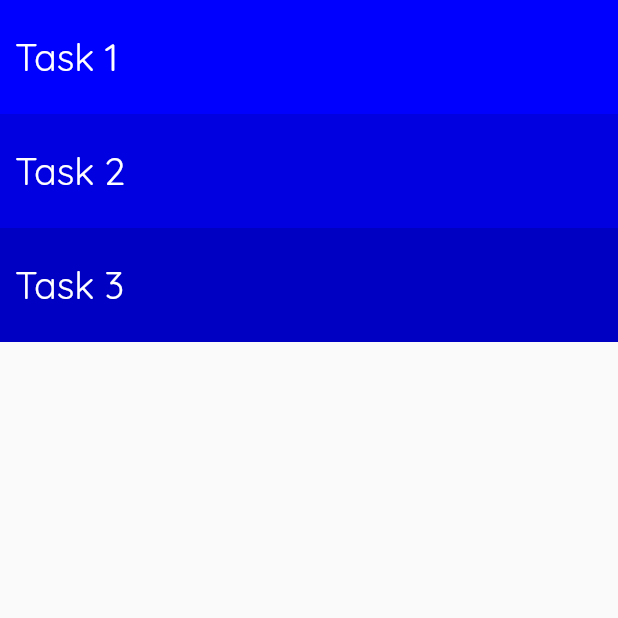
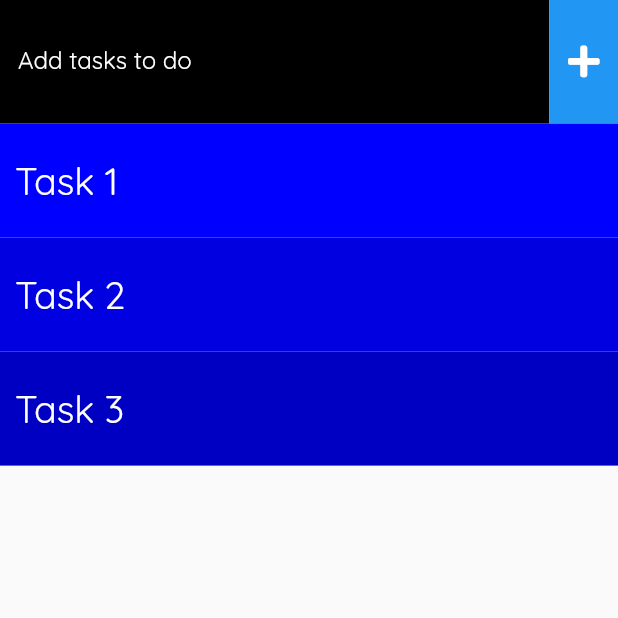
Before and after one commit to iamazizur/Flutter-To-Do-App, a Flutter app: the screen it shows after launch, after a tap on "List 1", on a phone screen of 412 x 824 dp, the top half of it. Run offline on Flutter 3.47's test engine with Material 2 defaults, Android fonts, the phone set to English and light mode, and no system bars; our stand-ins replace font_awesome_flutter, google_fonts, hexcolor.

Commit message:
added functionality to task

```diff
--- /dev/null
+++ b/clear_to_do/lib/materials/add_list_componenets.dart
@@ -0,0 +1,65 @@
+// ignore_for_file: prefer_const_constructors,prefer_const_literals_to_create_immutables, use_key_in_widget_constructors, prefer_const_constructors_in_immutables, unused_import, avoid_print
+
+import 'package:clear_to_do/model/models.dart';
+import 'package:flutter/material.dart';
+import 'package:font_awesome_flutter/font_awesome_flutter.dart';
+
+class AddListWidget extends StatefulWidget {
+  final String title;
+  final Function buttonFunction;
+
+  AddListWidget({required this.title, required this.buttonFunction});
+
+  @override
+  State<AddListWidget> createState() => _AddListWidgetState();
+}
+
+class _AddListWidgetState extends State<AddListWidget> {
+  String userValue = '';
+
+  @override
+  Widget build(BuildContext context) {
+    return Row(
+      mainAxisAlignment: MainAxisAlignment.center,
+      crossAxisAlignment: CrossAxisAlignment.stretch,
+      children: [
+        Expanded(
+            flex: 8,
+            child: Container(
+              alignment: Alignment.center,
+              color: Colors.black,
+              child: TextField(
+                onChanged: (value) {
+                  userValue = value;
+                },
+                style: TextStyle(color: Colors.white),
+                decoration: InputDecoration(
+                    enabledBorder: OutlineInputBorder(
+                      borderSide: BorderSide(style: BorderStyle.none),
+                    ),
+                    focusedBorder:
+                        OutlineInputBorder(borderSide: BorderSide.none),
+                    labelText: widget.title,
+                    labelStyle: TextStyle(color: Colors.white)),
+              ),
+            )),
+        Expanded(
+          flex: 1,
+          child: InkWell(
+            onTap: () {
+              userGeneratedValue = userValue;
+              widget.buttonFunction();
+            },
+            child: Container(
+              color: Colors.blue,
+              child: Icon(
+                FontAwesomeIcons.plus,
+                color: Colors.white,
+              ),
+            ),
+          ),
+        )
+      ],
+    );
+  }
+}
--- a/clear_to_do/lib/model/models.dart
+++ b/clear_to_do/lib/model/models.dart
@@ -1,7 +1,7 @@
 // ignore_for_file: prefer_const_constructors,prefer_const_literals_to_create_immutables, use_key_in_widget_constructors, prefer_const_constructors_in_immutables, unused_import
 import 'package:flutter/material.dart';
 import 'package:hexcolor/hexcolor.dart';
-
+String userGeneratedValue = '';
 var subList;
 var headingTaskList = [
   {
@@ -17,9 +17,3 @@ var headingTaskList = [
     'task': ['Task 1', 'Task 2']
   },
 ];
-
-List<Map<String, dynamic>> headingTaskListMap = [
-  {'id': 1, 'name': 'Task 1'},
-  {'id': 2, 'name': 'Task 2'},
-  {'id': 3, 'name': 'Task 2'},
-];
--- a/clear_to_do/lib/screens/main_screen/main_screen.dart
+++ b/clear_to_do/lib/screens/main_screen/main_screen.dart
@@ -1,9 +1,11 @@
 // ignore_for_file: prefer_const_constructors,prefer_const_literals_to_create_immutables, use_key_in_widget_constructors, prefer_const_constructors_in_immutables, unused_import, avoid_print
+import 'package:clear_to_do/materials/add_list_componenets.dart';
 import 'package:clear_to_do/model/models.dart';
 import 'package:clear_to_do/screens/main_screen/main_sub_screen.dart';
 import 'package:flutter/material.dart';
 import 'package:hexcolor/hexcolor.dart';
 import '../splashScreens/splash_screens.dart';
+import 'package:font_awesome_flutter/font_awesome_flutter.dart';
 
 class MainScreen extends StatefulWidget {
   static const String id = 'mainScreen';
@@ -18,42 +20,24 @@ class _MainScreenState extends State<MainScreen> {
   @override
   Widget build(BuildContext context) {
     return Scaffold(
+      resizeToAvoidBottomInset: false,
       body: SafeArea(
         child: Column(
           mainAxisSize: MainAxisSize.min,
           children: [
             Expanded(
               flex: 1,
-              child: Container(
-                // color: Colors.amber,
-                child: Center(
-                  child: ListTile(
-                    title: TextField(
-                      onChanged: (value) {
-                        userListValue = value;
-                        print(value);
-                      },
-                      decoration: InputDecoration(
-                        labelText: 'Create a new list',
-                        border: OutlineInputBorder(),
-                      ),
-                    ),
-                    trailing: MaterialButton(
-                      onPressed: () {
+              child: AddListWidget(
+                title: 'Create a new list',
+                buttonFunction: () {
                   setState(() {
                     Map<String, Object> map = {
-                            // 'name' : createListText.text.toString(),
-                            'name': userListValue,
+                      'name': userGeneratedValue,
                       'task': []
                     };
-                          headingTaskList.add(map);
-                          print(map);
+                    headingTaskList.insert(0, map);
                   });
                 },
-                      child: Icon(Icons.add),
-                    ),
-                  ),
-                ),
               ),
             ),
             Expanded(
@@ -90,6 +74,16 @@ class _MainScreenState extends State<MainScreen> {
                 },
               ),
             ),
+            Expanded(
+                flex: 1,
+                child: ElevatedButton(
+                  child: Text('getMapData'),
+                  onPressed: () {
+                    headingTaskList.forEach((element) {
+                      if (element['name'] == 'List 1') print('found');
+                    });
+                  },
+                )),
           ],
         ),
       ),
--- a/clear_to_do/lib/screens/main_screen/main_sub_screen.dart
+++ b/clear_to_do/lib/screens/main_screen/main_sub_screen.dart
@@ -1,4 +1,5 @@
 // ignore_for_file: prefer_const_constructors,prefer_const_literals_to_create_immutables, use_key_in_widget_constructors, prefer_const_constructors_in_immutables, unused_import, avoid_print
+import 'package:clear_to_do/materials/add_list_componenets.dart';
 import 'package:clear_to_do/model/models.dart';
 import 'package:flutter/material.dart';
 import 'package:hexcolor/hexcolor.dart';
@@ -26,7 +27,24 @@ class _MainSubScreenState extends State<MainSubScreen> {
   @override
   Widget build(BuildContext context) {
     return Scaffold(
-      body: Center(
+      resizeToAvoidBottomInset: false,
+      body: SafeArea(
+        child: Column(
+          children: [
+            Expanded(
+              flex: 1,
+              child: AddListWidget(
+                  title: 'Add tasks to do',
+                  buttonFunction: () {
+                    setState(() {
+                      print(generatedList);
+                      generatedList.insert(0, userGeneratedValue);
+                    });
+
+                  }),
+            ),
+            Expanded(
+              flex: 9,
               child: ListView.builder(
                 itemCount: generatedList.length,
                 itemBuilder: (context, index) {
@@ -38,9 +56,7 @@ class _MainSubScreenState extends State<MainSubScreen> {
                     color: Color.fromRGBO(0, 0, val, 1),
                     child: ListTile(
                       contentPadding: EdgeInsets.all(10),
-                onTap: () {
-
-                },
+                      onTap: () {},
                       title: Text(
                         _text,
                         style: TextStyle(color: Colors.white, fontSize: 25),
@@ -50,6 +66,9 @@ class _MainSubScreenState extends State<MainSubScreen> {
                 },
               ),
             ),
+          ],
+        ),
+      ),
     );
   }
 }
--- a/clear_to_do/pubspec.yaml
+++ b/clear_to_do/pubspec.yaml
@@ -36,6 +36,7 @@ dependencies:
   cupertino_icons: ^1.0.2
   hexcolor: ^2.0.6
   google_fonts: ^2.2.0
+  font_awesome_flutter: ^9.2.0
 
 dev_dependencies:
   flutter_test:
```
Also changed, not shown: clear_to_do/pubspec.lock. Lines whose indentation alone changed are shown as unchanged.
